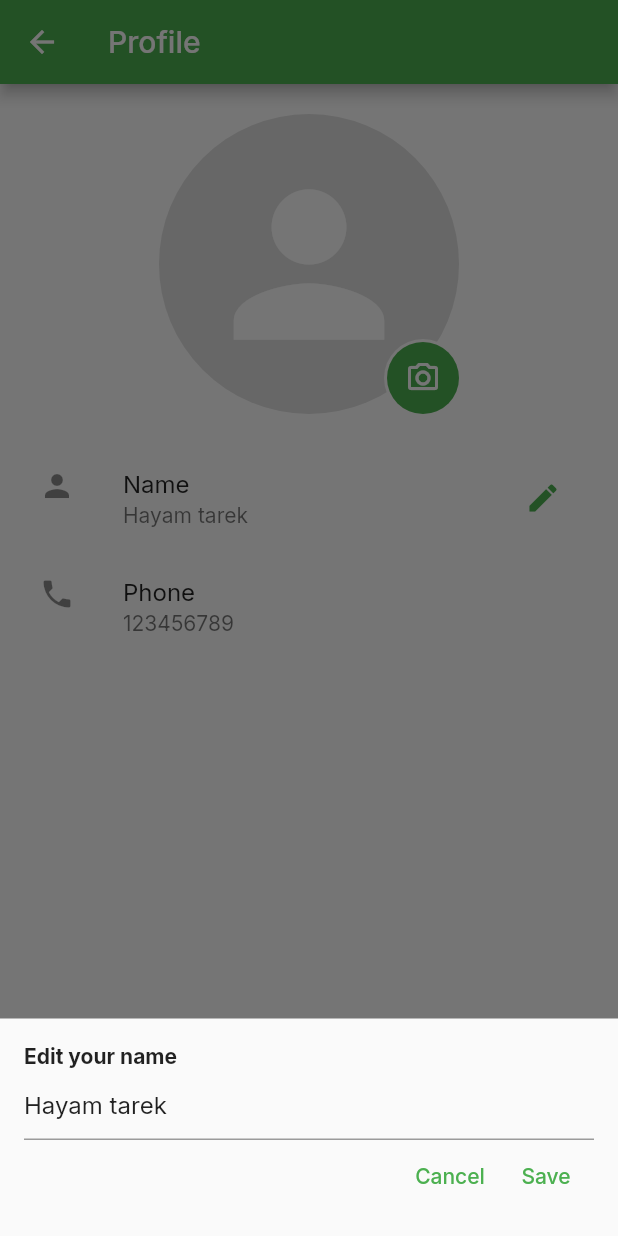
After one commit to hayam-tarek/whats_app, a Flutter app: the ProfileScreen screen opened by its route, after a tap on the "edit" icon, on a phone screen of 412 x 824 dp. The commit adds this screen. Run offline on Flutter 3.47's test engine with Material 3 defaults, Android fonts, the phone set to English and light mode, and no system bars; our stand-ins replace animated_text_kit, circle_nav_bar.

Commit message:
create and finish profile view

```diff
--- a/lib/features/home/presentation/views/widgets/custom_app_bar.dart
+++ b/lib/features/home/presentation/views/widgets/custom_app_bar.dart
@@ -1,5 +1,6 @@
 import 'package:flutter/material.dart';
 import 'package:whats_app/features/home/presentation/views/screens/custom_search_delegate.dart';
+import 'package:whats_app/features/profile/presentation/views/screen/profile_screen.dart';
 
 AppBar customAppBar(BuildContext context) {
   return AppBar(
@@ -28,7 +29,7 @@ AppBar customAppBar(BuildContext context) {
               value: 1,
               child: const Text("Profile"),
               onTap: () {
-                //TODO profile
+                Navigator.pushNamed(context, ProfileScreen.id);
               },
             ),
             PopupMenuItem(
--- /dev/null
+++ b/lib/features/profile/data/model/user_model.dart
@@ -0,0 +1,21 @@
+class UserModel {
+  final String name;
+  final String? image;
+  final num phone;
+  final String email;
+
+  UserModel({
+    required this.name,
+    this.image,
+    required this.phone,
+    required this.email,
+  });
+  factory UserModel.fromJson(Map<String, dynamic> json) {
+    return UserModel(
+      name: json['name'],
+      image: json['image'],
+      phone: json['phone'],
+      email: json['email'],
+    );
+  }
+}
--- /dev/null
+++ b/lib/features/profile/presentation/views/screen/profile_screen.dart
@@ -0,0 +1,24 @@
+import 'package:flutter/material.dart';
+import 'package:whats_app/core/constants/asset_spacing.dart';
+import 'package:whats_app/features/profile/presentation/views/widgets/profile_body.dart';
+
+class ProfileScreen extends StatelessWidget {
+  const ProfileScreen({super.key});
+
+  static const String id = 'profile-screen';
+
+  @override
+  Widget build(BuildContext context) {
+    return Scaffold(
+      appBar: AppBar(
+        title: const Text('Profile'),
+      ),
+      body: Padding(
+        padding: const EdgeInsets.symmetric(
+          horizontal: AssetSpacing.paddingSpace,
+        ),
+        child: ProfileBody(),
+      ),
+    );
+  }
+}
--- /dev/null
+++ b/lib/features/profile/presentation/views/widgets/edit_name_widget.dart
@@ -0,0 +1,63 @@
+import 'package:flutter/material.dart';
+
+Future<dynamic> editNameWidget(
+    {required BuildContext context, required String name}) {
+  return showModalBottomSheet(
+    context: context,
+    builder: (context) {
+      return Container(
+        padding: EdgeInsets.only(
+          top: 16,
+          left: 16,
+          right: 16,
+          bottom: MediaQuery.of(context).viewInsets.bottom,
+        ),
+        child: Column(
+          mainAxisSize: MainAxisSize.min,
+          crossAxisAlignment: CrossAxisAlignment.start,
+          children: [
+            const Text(
+              'Edit your name',
+              style: TextStyle(
+                fontWeight: FontWeight.bold,
+              ),
+            ),
+            TextFormField(
+              initialValue: name,
+              onSaved: (newValue) {
+                name = newValue!;
+              },
+              validator: (value) {
+                if (value == null || value.isEmpty) {
+                  return 'Please enter your name';
+                }
+                return null;
+              },
+              decoration: const InputDecoration(
+                border: UnderlineInputBorder(),
+              ),
+            ),
+            Row(
+              mainAxisAlignment: MainAxisAlignment.end,
+              children: [
+                TextButton(
+                  onPressed: () {
+                    Navigator.pop(context);
+                  },
+                  child: const Text('Cancel'),
+                ),
+                TextButton(
+                  onPressed: () {
+                    //TODO edit name
+                  },
+                  child: const Text('Save'),
+                ),
+              ],
+            ),
+            const SizedBox(height: 16),
+          ],
+        ),
+      );
+    },
+  );
+}
--- /dev/null
+++ b/lib/features/profile/presentation/views/widgets/pic_image.dart
@@ -0,0 +1,56 @@
+import 'package:flutter/material.dart';
+import 'package:whats_app/core/theme/colors.dart';
+
+class PicImage extends StatelessWidget {
+  const PicImage({
+    super.key,
+    required this.defaultImageUrl,
+  });
+  final String? defaultImageUrl;
+
+  @override
+  Widget build(BuildContext context) {
+    return Stack(
+      clipBehavior: Clip.none,
+      children: [
+        CircleAvatar(
+          radius: 100,
+          backgroundColor: Colors.grey[300],
+          backgroundImage: defaultImageUrl != null
+              ? NetworkImage(
+                  defaultImageUrl!,
+                )
+              : null,
+          child: defaultImageUrl == null
+              ? Icon(
+                  Icons.person,
+                  size: 150,
+                  color: Theme.of(context).scaffoldBackgroundColor,
+                )
+              : null,
+        ),
+        Positioned(
+          bottom: -2,
+          right: -2,
+          child: CircleAvatar(
+            radius: 26,
+            backgroundColor: Theme.of(context).scaffoldBackgroundColor,
+            child: CircleAvatar(
+              radius: 24,
+              backgroundColor: AppColors.primaryColor,
+              child: IconButton(
+                onPressed: () {
+                  //TODO pic image
+                },
+                icon: Icon(
+                  Icons.camera_alt_outlined,
+                  color: Theme.of(context).scaffoldBackgroundColor,
+                ),
+              ),
+            ),
+          ),
+        )
+      ],
+    );
+  }
+}
--- /dev/null
+++ b/lib/features/profile/presentation/views/widgets/profile_body.dart
@@ -0,0 +1,50 @@
+import 'package:flutter/material.dart';
+import 'package:whats_app/core/theme/colors.dart';
+import 'package:whats_app/features/profile/data/model/user_model.dart';
+import 'package:whats_app/features/profile/presentation/views/widgets/edit_name_widget.dart';
+import 'package:whats_app/features/profile/presentation/views/widgets/pic_image.dart';
+
+class ProfileBody extends StatelessWidget {
+  ProfileBody({super.key});
+
+  final UserModel userModel = UserModel(
+      name: 'Hayam tarek',
+      image: null,
+      phone: 0123456789,
+      email: 'hayam@gmail.com');
+
+  @override
+  Widget build(BuildContext context) {
+    return Column(
+      crossAxisAlignment: CrossAxisAlignment.center,
+      mainAxisAlignment: MainAxisAlignment.start,
+      children: [
+        Padding(
+          padding: const EdgeInsets.all(20),
+          child: PicImage(
+            defaultImageUrl: userModel.image,
+          ),
+        ),
+        ListTile(
+          title: const Text('Name'),
+          leading: const Icon(Icons.person),
+          subtitle: Text(userModel.name),
+          trailing: IconButton(
+            onPressed: () {
+              editNameWidget(context: context, name: userModel.name);
+            },
+            icon: const Icon(
+              Icons.edit,
+              color: AppColors.primaryColor,
+            ),
+          ),
+        ),
+        ListTile(
+          title: const Text('Phone'),
+          leading: const Icon(Icons.phone),
+          subtitle: Text(userModel.phone.toString()),
+        ),
+      ],
+    );
+  }
+}
--- a/lib/main.dart
+++ b/lib/main.dart
@@ -7,6 +7,7 @@ import 'package:whats_app/features/home/presentation/views/screens/home_screen.d
 import 'package:whats_app/features/splash/presentation/view/screens/splash_screen.dart';
 
 import 'features/calls/presentation/views/screens/calls_screen.dart';
+import 'features/profile/presentation/views/screen/profile_screen.dart';
 import 'features/updates/presentation/views/screens/updates_screen.dart';
 
 void main() {
@@ -31,6 +32,7 @@ class WhatsApp extends StatelessWidget {
         ChatsScreen.id: (context) => const ChatsScreen(),
         UpdatesScreen.id: (context) => const UpdatesScreen(),
         CallsScreen.id: (context) => const CallsScreen(),
+        ProfileScreen.id: (context) => const ProfileScreen(),
       },
       initialRoute: SplashScreen.id,
     );
```
